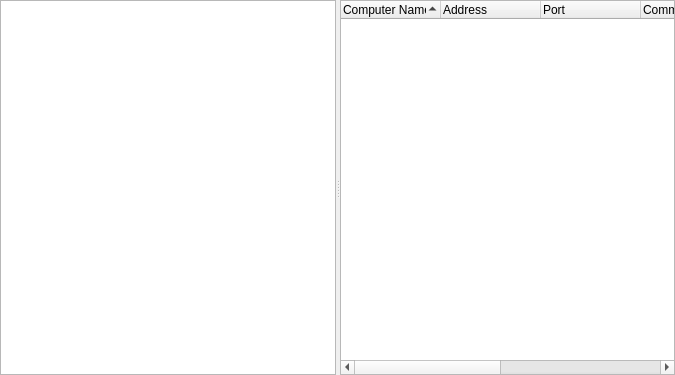
Before: the Qt Designer form source/console/address_book_tab.ui in dchapyshev/aspia, drawn with Qt 5.
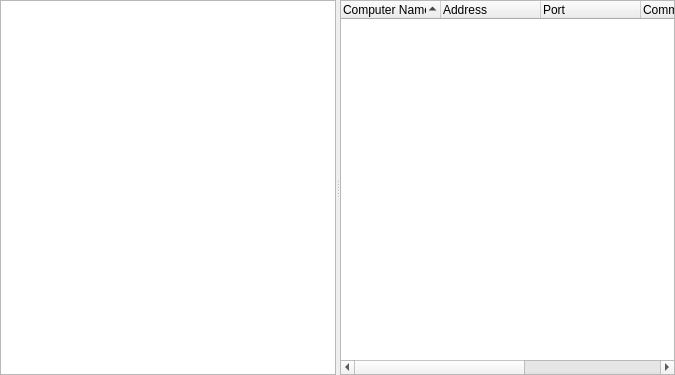
After: the same form once the commit is applied. Custom widgets are drawn as their Qt base class.

```diff
--- a/source/console/address_book_tab.ui
+++ b/source/console/address_book_tab.ui
@@ -88,7 +88,7 @@
        <bool>true</bool>
       </property>
       <property name="columnCount">
-       <number>7</number>
+       <number>6</number>
       </property>
       <column>
        <property name="text">
@@ -120,11 +120,6 @@
         <string>Modified</string>
        </property>
       </column>
-      <column>
-       <property name="text">
-        <string>Connected</string>
-       </property>
-      </column>
      </widget>
     </widget>
    </item>
```
